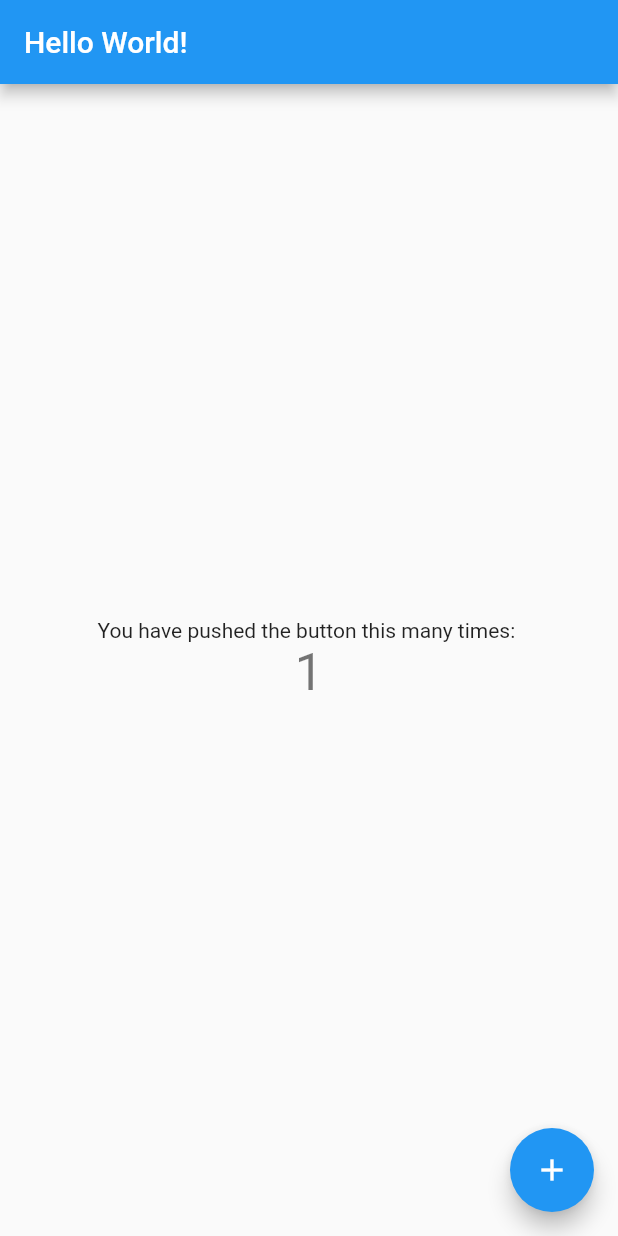
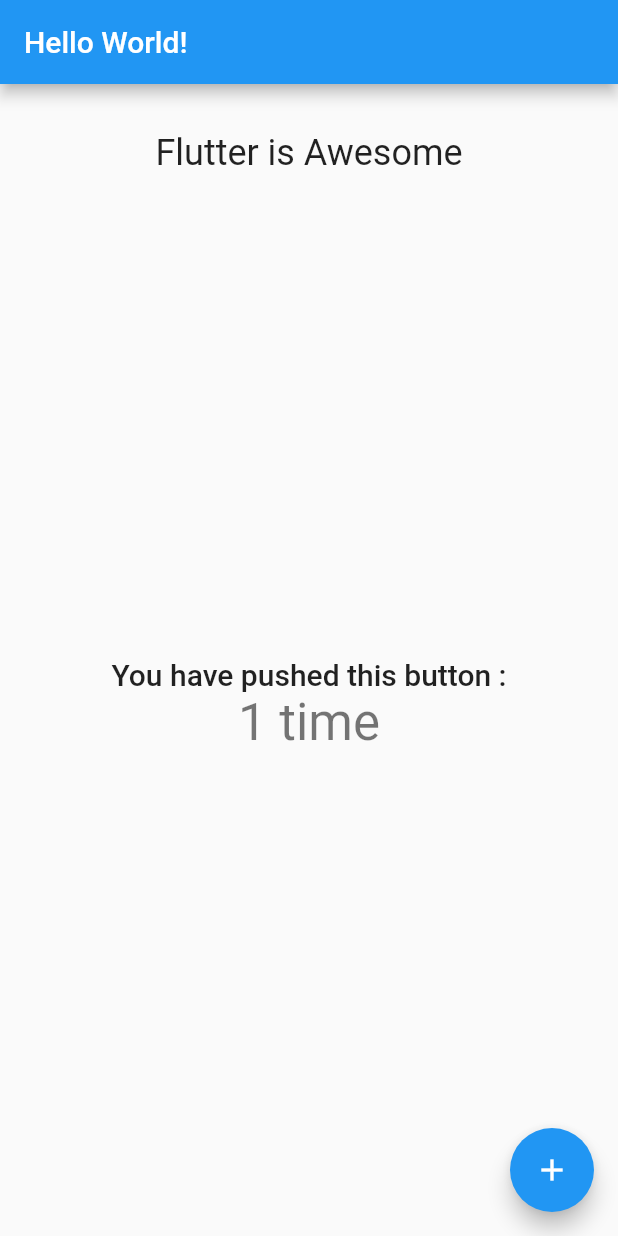
Before and after one commit to alejaacevedo02/minimal_internationalization, a Flutter app: the screen it shows after launch, after a tap on the "add" icon, on a phone screen of 412 x 824 dp. Run offline on Flutter 3.47's test engine with Material 2 defaults, Android fonts, the phone set to English and light mode, and no system bars; generated files the repository leaves out were written again.

Commit message:
feat: support english and spanish language using Locale resources

```diff
--- a/lib/l10n/app_en.arb
+++ b/lib/l10n/app_en.arb
@@ -1,11 +1,26 @@
 {
-    "helloWorld": "Hello World!",
-    "@helloWorld": {
-      "description": "The conventional newborn programmer greeting"
-    },
-
-    "instructions": "You have pushed the button this many times: ",
-    "@instructions": {
-        "description": "title instructions"
-    }
+   "helloWorld":"Hello World!",
+   "@helloWorld":{
+      "description":"The conventional newborn programmer greeting"
+   },
+   "appDescription":"{flutter} is Awesome",
+   "@appDescription":{
+      "placeholders":{
+         "flutter":{
+            "type":"String",
+            "example":"Flutter"
+         }
+      }
+   },
+   "counterText": "You have pushed this button :",
+   "counter": "{count,plural, =0{0} =1{1 time} other{{count} times}}",
+     "@counter": {
+       "placeholders": {
+         "count": {
+           "type": "int",
+           "example": "count"
+         }
+       }
+     },
+     "counterButtonText": "Increment"
 }
--- a/lib/l10n/app_es.arb
+++ b/lib/l10n/app_es.arb
@@ -3,5 +3,8 @@
     "@helloWorld": {
       "description": "Lo mas convencional de comenzar un programa de internet"
     },
-    "instructions": "Haz presionado el boton este numero de veces:"
+    "appDescription": "{flutter} es genial",
+    "counterText": "Ha presionado este boton :",
+    "counter": "{count,plural, =0{0} =1{1 vez} other{{count} veces}}",
+    "counterButtonText": "Incrementar"
 }
--- a/lib/main.dart
+++ b/lib/main.dart
@@ -1,5 +1,4 @@
 import 'package:flutter/material.dart';
-import 'package:flutter_localizations/flutter_localizations.dart';
 import 'package:flutter_gen/gen_l10n/app_localizations.dart';
 
 void main() {
@@ -13,17 +12,9 @@ class MyApp extends StatelessWidget {
   @override
   Widget build(BuildContext context) {
     return MaterialApp(
-      title: 'Flutter Demo',
-      localizationsDelegates: const [
-        AppLocalizations.delegate,
-        GlobalMaterialLocalizations.delegate,
-        GlobalWidgetsLocalizations.delegate,
-        GlobalCupertinoLocalizations.delegate,
-      ],
-      supportedLocales: const [
-        Locale('en',''),
-        Locale('es', ''),
-      ],
+      title: 'Localizations Sample App',
+      localizationsDelegates: AppLocalizations.localizationsDelegates,
+      supportedLocales: AppLocalizations.supportedLocales,
       theme: ThemeData(
         // This is the theme of your application.
         //
@@ -36,24 +27,17 @@ class MyApp extends StatelessWidget {
         // is not restarted.
         primarySwatch: Colors.blue,
       ),
-      home: const MyHomePage(title: 'Hello World'),
+      home: const MyHomePage(),
     );
   }
 }
 
 class MyHomePage extends StatefulWidget {
-  const MyHomePage({Key? key, required this.title}) : super(key: key);
+  const MyHomePage({Key? key}) : super(key: key);
 
   // This widget is the home page of your application. It is stateful, meaning
   // that it has a State object (defined below) that contains fields that affect
   // how it looks.
-
-  // This class is the configuration for the state. It holds the values (in this
-  // case the title) provided by the parent (in this case the App widget) and
-  // used by the build method of the State. Fields in a Widget subclass are
-  // always marked "final".
-
-  final String title;
 
   @override
   State<MyHomePage> createState() => _MyHomePageState();
@@ -61,6 +45,13 @@ class MyHomePage extends StatefulWidget {
 
 class _MyHomePageState extends State<MyHomePage> {
   int _counter = 0;
+  late AppLocalizations _local;
+
+  @override
+  void didChangeDependencies() {
+    _local = AppLocalizations.of(context);
+    super.didChangeDependencies();
+  }
 
   void _incrementCounter() {
     setState(() {
@@ -85,7 +76,7 @@ class _MyHomePageState extends State<MyHomePage> {
       appBar: AppBar(
         // Here we take the value from the MyHomePage object that was created by
         // the App.build method, and use it to set our appbar title.
-        title: Text(AppLocalizations.of(context).helloWorld),
+        title: Text(_local.helloWorld),
       ),
       body: Center(
         // Center is a layout widget. It takes a single child and positions it
@@ -107,19 +98,28 @@ class _MyHomePageState extends State<MyHomePage> {
           // horizontal).
           mainAxisAlignment: MainAxisAlignment.center,
           children: <Widget>[
-            Text(
-              AppLocalizations.of(context).instructions,
-            ),
-            Text(
-              '$_counter',
-              style: Theme.of(context).textTheme.headline4,
-            ),
+            Padding(
+                padding: const EdgeInsets.only(top: 32),
+                child: Text(_local.appDescription('Flutter'),
+                    style: const TextStyle(fontSize: 24))),
+            Expanded(
+                child: Column(
+              mainAxisAlignment: MainAxisAlignment.center,
+              children: [
+                Text(_local.counterText,
+                    style: Theme.of(context).textTheme.headline6),
+                Text(
+                  _local.counter(_counter),
+                  style: Theme.of(context).textTheme.headline4,
+                ),
+              ],
+            ))
           ],
         ),
       ),
       floatingActionButton: FloatingActionButton(
         onPressed: _incrementCounter,
-        tooltip: 'Increment',
+        tooltip: _local.counterButtonText,
         child: const Icon(Icons.add),
       ), // This trailing comma makes auto-formatting nicer for build methods.
     );
```
